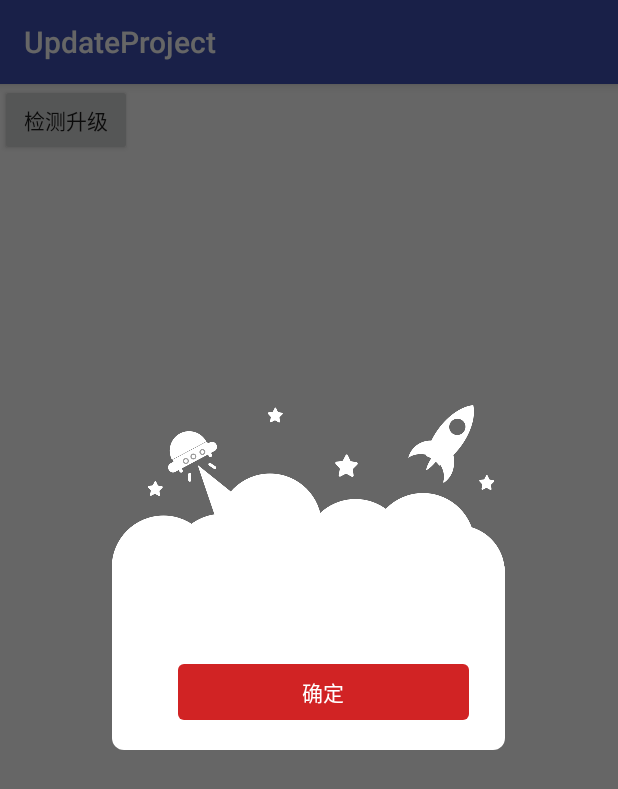
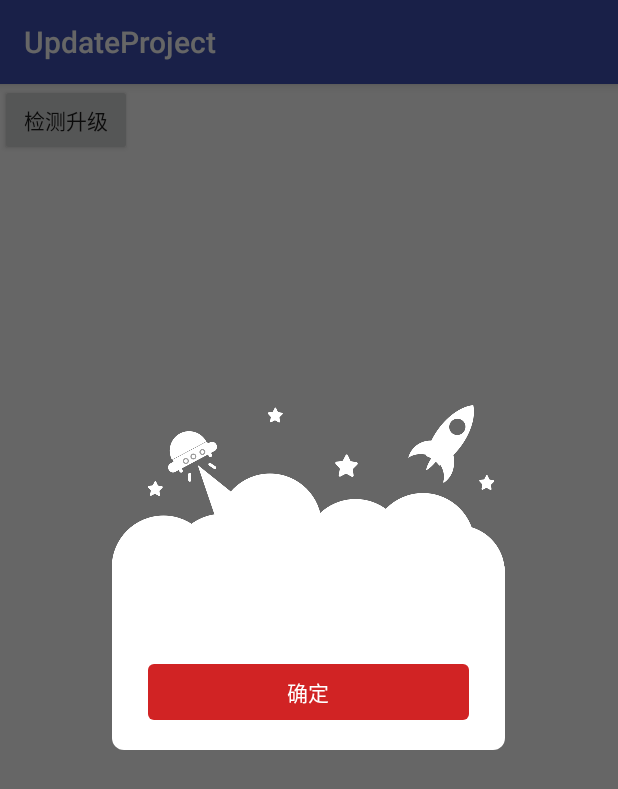
Before and after one commit to Ares2018/common-update-project, an Android app: the fragment ForceUpdateDialog placed in its activity, on a phone screen of 412 x 824 dp. Shown: the top 789 px of the screen. Run offline under Robolectric (Android 15) with nearby library versions, the phone set to English and light mode, and no system bars.

Commit message:
强制更新

```diff
--- a/app/src/main/java/cn/daily/news/update/project/MainActivity.java
+++ b/app/src/main/java/cn/daily/news/update/project/MainActivity.java
@@ -35,7 +35,7 @@ public class MainActivity extends AppCompatActivity {
                         "<p>4、4.4.4 的大屏幕安装失败的情况</p>\n";
                 versionBean.version = "6.6.2";
                 versionBean.version_code = 60602;
-//                versionBean.force_upgraded = true;
+                versionBean.force_upgraded = true;
                 UpdateManager.checkUpdate(MainActivity.this, versionBean);
                 UpdateManager.setOnOperateListener(new OnOperateListener() {
                     @Override
--- a/update/src/main/java/cn/daily/news/update/ui/ForceUpdateDialog.java
+++ b/update/src/main/java/cn/daily/news/update/ui/ForceUpdateDialog.java
@@ -18,11 +18,17 @@ import cn.daily.news.update.util.SPHelper;
 
 public class ForceUpdateDialog extends UpdateDialogFragment implements DownloadUtil.OnDownloadListener {
     private LoadingIndicatorDialog mProgressBar;
+    private View mDividerView;
 
     @Override
     public void onViewCreated(@NonNull View view, @Nullable Bundle savedInstanceState) {
         super.onViewCreated(view, savedInstanceState);
         mCancelView.setVisibility(View.GONE);
+        mDividerView = view.findViewById(R.id.update_btn_divider);
+        if (mDividerView != null) {
+            mDividerView.setVisibility(View.GONE);
+        }
+
     }
 
     @Override
@@ -38,12 +44,11 @@ public class ForceUpdateDialog extends UpdateDialogFragment implements DownloadU
 
     @Override
     protected String getOKText() {
-        return UpdateManager.isHasPreloadApk(mLatestBean.pkg_url) ? getString(R.string.text_install) : getString(R.string.text_update);
+        return getString(R.string.text_update);
     }
 
     protected void forceDownloadApk() {
         if (UpdateManager.isHasPreloadApk(mLatestBean.pkg_url)) {
-            mOkView.setText(R.string.text_install);
             UpdateManager.installApk(getContext(), SPHelper.getInstance().getApkPath(mLatestBean.pkg_url));
         } else {
             mProgressBar = new LoadingIndicatorDialog(getActivity());
@@ -54,7 +59,6 @@ public class ForceUpdateDialog extends UpdateDialogFragment implements DownloadU
 
     @Override
     public void onLoading(int progress) {
-
     }
 
     @Override
@@ -63,7 +67,6 @@ public class ForceUpdateDialog extends UpdateDialogFragment implements DownloadU
         SPHelper.getInstance().setApkPath(mLatestBean.pkg_url, path);
         mProgressBar.dismiss();
         mOkView.setEnabled(true);
-        mOkView.setText(R.string.text_install);
     }
 
     @Override
--- a/update/src/main/java/cn/daily/news/update/ui/UpdateDialogFragment.java
+++ b/update/src/main/java/cn/daily/news/update/ui/UpdateDialogFragment.java
@@ -91,7 +91,6 @@ public class UpdateDialogFragment extends DialogFragment implements View.OnClick
         mOkView.setOnClickListener(this);
         mCancelView = view.findViewById(R.id.update_cancel);
         mCancelView.setOnClickListener(this);
-
         if (mLatestBean != null) {
             if (!TextUtils.isEmpty(getRemark())) {
                 mMsgView.setText(Html.fromHtml(getRemark()));
--- a/update/src/main/res/layout/fragment_update_dialog.xml
+++ b/update/src/main/res/layout/fragment_update_dialog.xml
@@ -89,6 +89,7 @@
                     android:textSize="14sp" />
 
                 <View
+                    android:id="@+id/update_btn_divider"
                     android:layout_width="20dp"
                     android:layout_height="1dp" />
 
```
